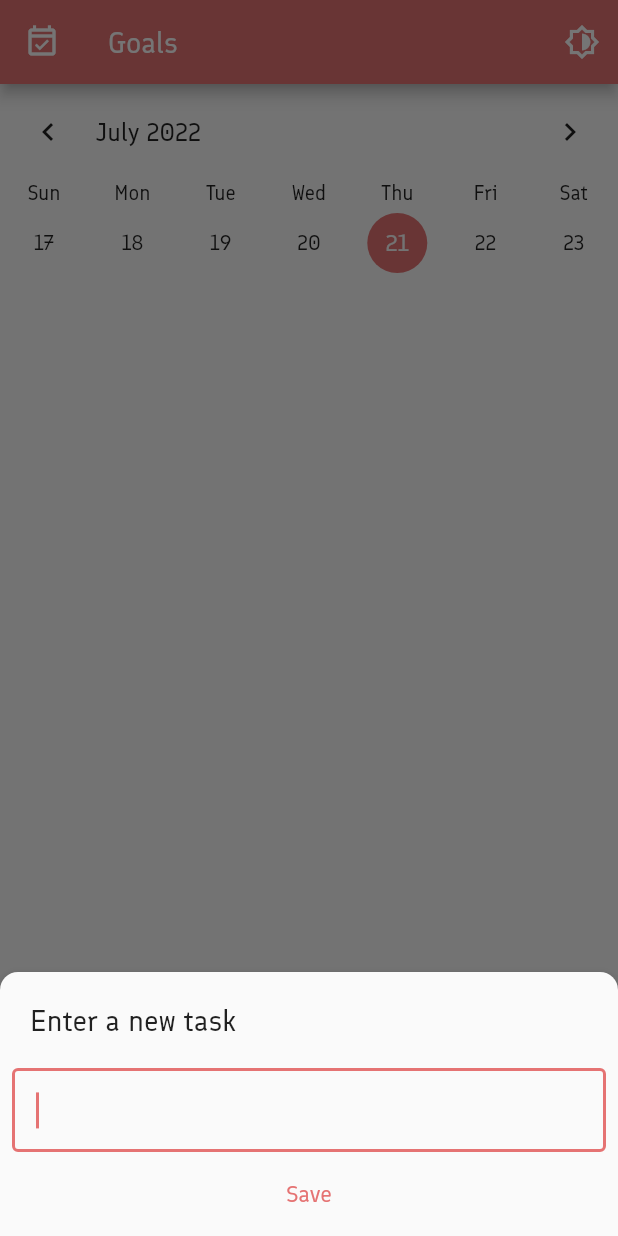
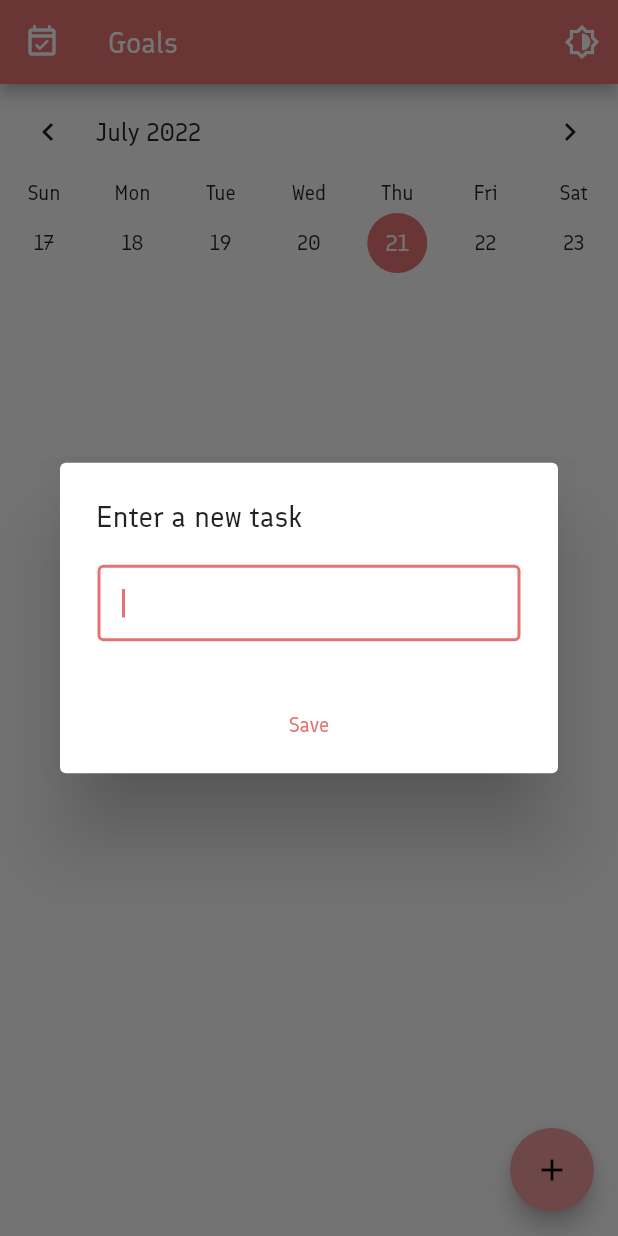
Before and after one commit to mayudev/goals, a Flutter app: the screen it shows after launch, after a tap on the "add" icon, on a phone screen of 412 x 824 dp. Run offline on Flutter 3.47's test engine with Material 2 defaults, Android fonts, the phone set to English and light mode, and no system bars; drawn by our look-alikes of table_calendar; our stand-ins replace sqflite; accounts and stored records are empty.

Commit message:
feat: make add todo prompt a dialog

```diff
--- a/lib/pages/home.dart
+++ b/lib/pages/home.dart
@@ -141,22 +141,11 @@ class _HomePageState extends State<HomePage> {
   }
 
   Future<TodoUpdate?> _showTodoModal({String? initial}) async {
-    final TodoUpdate? todo = await showModalBottomSheet(
+    final TodoUpdate? todo = await showDialog(
       context: context,
-      elevation: 5,
-      isScrollControlled: true,
-      shape: const RoundedRectangleBorder(
-        borderRadius: BorderRadius.only(
-          topLeft: Radius.circular(12.0),
-          topRight: Radius.circular(12.0),
-        ),
+      builder: (BuildContext context) => NewTodo(
+        initial: initial,
       ),
-      builder: (context) {
-        return Padding(
-          padding: MediaQuery.of(context).viewInsets,
-          child: NewTodo(initial: initial),
-        );
-      },
     );
 
     return todo;
--- a/lib/widgets/new_todo.dart
+++ b/lib/widgets/new_todo.dart
@@ -19,6 +19,7 @@ class _NewTodoState extends State<NewTodo> {
     super.dispose();
   }
 
+  @override
   void initState() {
     super.initState();
 
@@ -50,21 +51,18 @@ class _NewTodoState extends State<NewTodo> {
 
   @override
   Widget build(BuildContext context) {
-    return Column(
-      mainAxisSize: MainAxisSize.min,
-      crossAxisAlignment: CrossAxisAlignment.start,
-      children: [
-        Container(
-          padding: const EdgeInsets.only(top: 20.0, left: 20.0, bottom: 20.0),
-          child: Text(
-            widget.initial == null ? 'Enter a new task' : 'Edit task',
-            style: Theme.of(context).textTheme.labelLarge!.copyWith(
-                  fontSize: 20.0,
-                ),
-          ),
-        ),
-        Padding(
-          padding: const EdgeInsets.symmetric(horizontal: 8.0),
+    final dialogTitle =
+        widget.initial == null ? 'Enter a new task' : 'Edit task';
+
+    return AlertDialog(
+        title: Text(dialogTitle),
+        content: Builder(builder: (context) {
+          var width = MediaQuery.of(context).size.width;
+
+          return SizedBox(
+            width: width,
+            child: Padding(
+              padding: const EdgeInsets.symmetric(horizontal: 1.0),
               child: TextField(
                 autofocus: true,
                 controller: _value,
@@ -75,44 +73,27 @@ class _NewTodoState extends State<NewTodo> {
                   ),
                 ),
                 onSubmitted: (value) => submit(),
-            style: const TextStyle(
-              fontSize: 20.0,
               ),
             ),
-        ),
-        _buildIconBar(),
-      ],
           );
-  }
-
-  Widget _buildIconBar() {
-    return Container(
-      margin: const EdgeInsets.symmetric(vertical: 4.0, horizontal: 16.0),
-      child: Row(
+        }),
+        actions: [
+          Row(
             children: [
               if (widget.initial != null)
                 IconButton(
+                  color: Theme.of(context).colorScheme.primary,
                   onPressed: () => delete(),
                   icon: const Icon(Icons.delete_forever),
-              color: Theme.of(context).colorScheme.primary,
                 ),
               Expanded(
                 child: TextButton(
                   onPressed: () => submit(),
-              style: TextButton.styleFrom(
-                padding:
-                    const EdgeInsets.symmetric(vertical: 8.0, horizontal: 20.0),
-              ),
-              child: const Text(
-                'Save',
-                style: TextStyle(
-                  fontSize: 16.0,
-                ),
-              ),
+                  child: const Text('Save'),
                 ),
               )
             ],
-      ),
-    );
+          )
+        ]);
   }
 }
```
Lines whose indentation alone changed are shown as unchanged.
